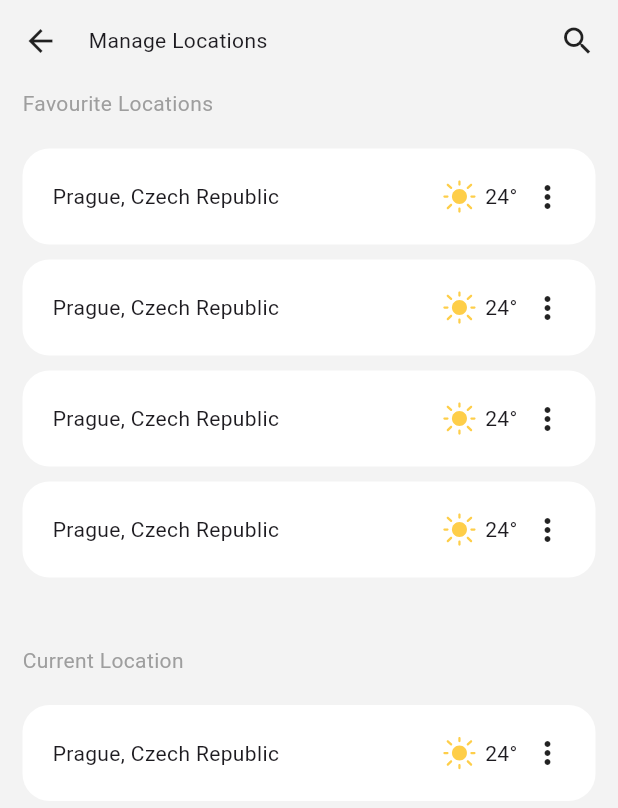
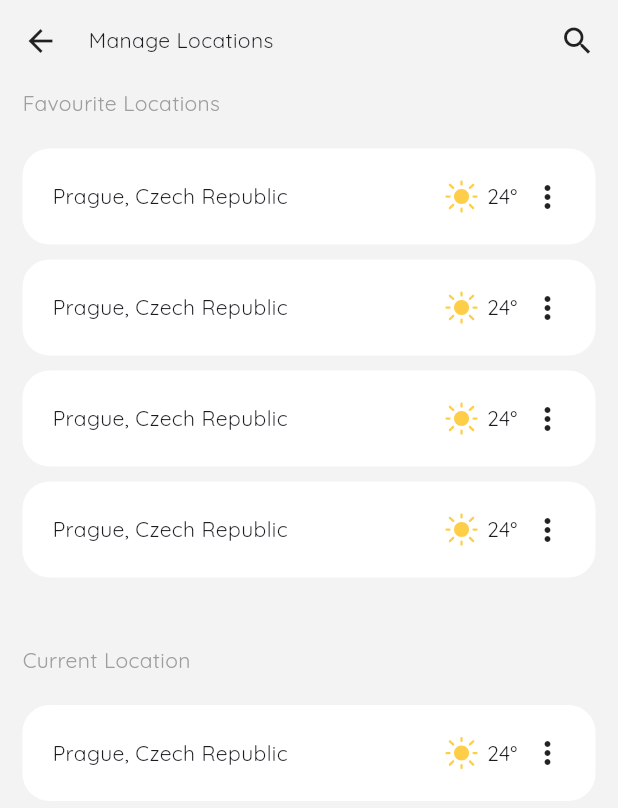
Before and after one commit to mkljucevic/weather_app, a Flutter app: the screen it shows after launch, in the side drawer, after a tap on "Menage Locations", on a phone screen of 412 x 824 dp. Shown: the top 808 px of the screen. Run offline on Flutter 3.47's test engine with Material 3 defaults, Android fonts, the phone set to English and light mode, and no system bars; our stand-ins replace dots_indicator, flutter_svg.

Commit message:
feat: add Quicksand font to pubspec.yaml

```diff
--- a/lib/styles/custom_theme_data.dart
+++ b/lib/styles/custom_theme_data.dart
@@ -3,8 +3,14 @@ import 'package:weather_app/styles/colors.dart';
 
 final ThemeData cLightThemeData = ThemeData(
   scaffoldBackgroundColor: cBgColorLight,
+
+  // fonts
+  fontFamily: 'Quicksand',
 );
 
 final ThemeData cDarkThemeData = ThemeData(
   scaffoldBackgroundColor: cBgColorDark,
+
+  // fonts
+  fontFamily: 'Quicksand',
 );
--- a/lib/views/home_page.dart
+++ b/lib/views/home_page.dart
@@ -36,7 +36,10 @@ class _HomePageState extends State<HomePage> {
                       child: const Icon(Icons.menu),
                     ),
                     const SizedBox(width: 20),
-                    const Text('Tuesday 25, July'),
+                    const Text(
+                      'Tuesday 25, July',
+                      style: TextStyle(fontFamily: 'Quicksand'),
+                    ),
                     const Spacer(),
                     const Icon(Icons.calendar_month),
                     const SizedBox(width: 20),
```
Also changed, not shown: pubspec.yaml (+8 -12 lines), assets/fonts/Quicksand-Bold.ttf (added), assets/fonts/Quicksand-Light.ttf (added), assets/fonts/Quicksand-Medium.ttf (added), assets/fonts/Quicksand-Regular.ttf (added), assets/fonts/Quicksand-SemiBold.ttf (added).
